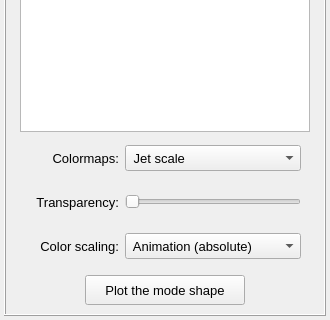
Old version of the form pulse/interface/data/ui_files/plots/results/structural/plot_structural_mode_shape.ui in the repository open-pulse/OpenPulse; both pictures show x 0 to 330 and y 179 to 499 of the 330 by 499 pixel window.
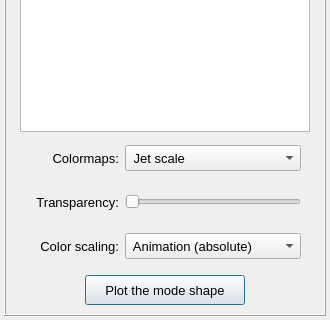
New version of the form.

Patch:
```diff
--- a/pulse/interface/data/ui_files/plots/results/structural/plot_structural_mode_shape.ui
+++ b/pulse/interface/data/ui_files/plots/results/structural/plot_structural_mode_shape.ui
@@ -218,6 +218,9 @@
            <property name="text">
             <string>Plot the mode shape</string>
            </property>
+           <property name="default">
+            <bool>true</bool>
+           </property>
           </widget>
          </item>
         </layout>
```
Left out of the diff: 8 changed lines with no effect on the pictures.
